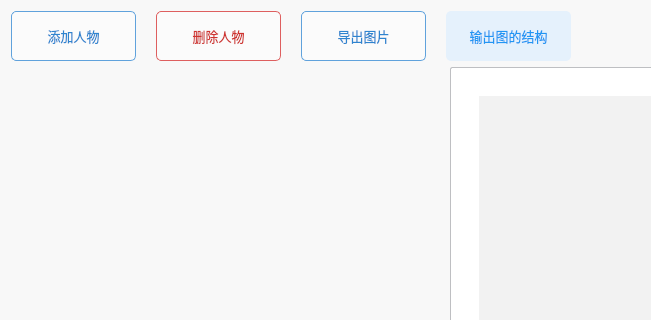
zzaiyan/SocialNetwork, file mycanvas.ui: the form before one commit; both pictures show x 0 to 651 and y 0 to 320 of the 1200 by 800 pixel window.
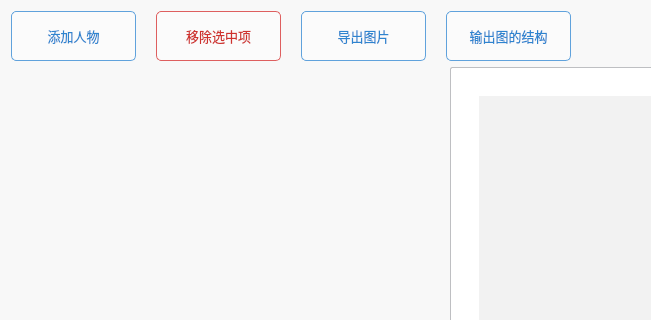
The form after the commit.

Commit message: add Line Delete

Patch:
```diff
--- a/mycanvas.ui
+++ b/mycanvas.ui
@@ -54,23 +54,23 @@
 	border: 1px solid #BEBFC2;
 	border-radius: 2px;
 }
-QPushButton#addRole,#exportImg{
+QPushButton#addRole,#exportImg,#debugButton{
 	background-color: rgba(255,255,255,100);
 	border:1px solid #60a2dc;
 	color:#2e84cf;
 	border-radius: 5px;
 }
-QPushButton#addRole:hover,#exportImg:hover{
+QPushButton#addRole:hover,#exportImg:hover,#debugButton:hover{
 	background-color: #D7EAFB;
 	color: #158EF2;
 }
-QPushButton#deleteRole{
+QPushButton#deleteItem{
 	background-color: rgba(255,255,255,100);
 	border:1px solid #DE5F5F;
 	color:#CF322E;
 	border-radius: 5px;
 }
-QPushButton#deleteRole:hover{
+QPushButton#deleteItem:hover{
 	background-color: #FBD7D7;
 }
 QPushButton#blueBtn{
@@ -124,7 +124,7 @@
       </widget>
      </item>
      <item>
-      <widget class="QPushButton" name="deleteRole">
+      <widget class="QPushButton" name="deleteItem">
        <property name="minimumSize">
         <size>
          <width>125</width>
@@ -138,7 +138,7 @@
         </font>
        </property>
        <property name="text">
-        <string>删除人物</string>
+        <string>移除选中项</string>
        </property>
       </widget>
      </item>
```
The commit also changes 4 other files.
